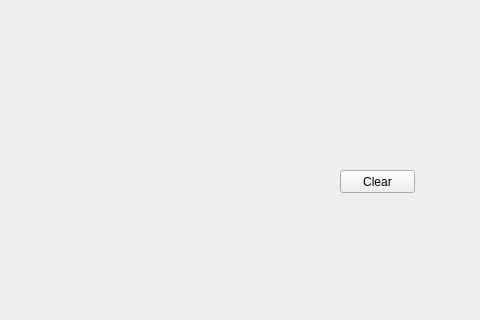
Before: the Qt Designer form mainwindow.ui in FedorBel/graph-plotter, drawn with Qt 5; both pictures show x 0 to 480 and y 280 to 600 of the 800 by 600 pixel window.
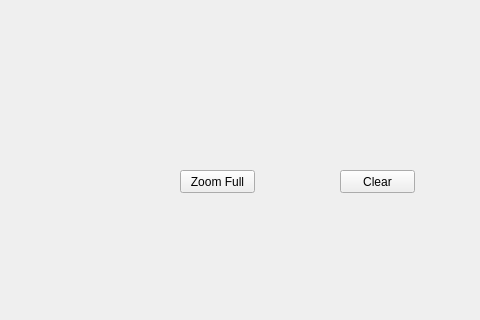
After: the same form once the commit is applied. Custom widgets are drawn as their Qt base class.

Commit message: added auto scaling

Diff of the .ui file:
```diff
--- a/mainwindow.ui
+++ b/mainwindow.ui
@@ -37,6 +37,19 @@
      <string>Clear</string>
     </property>
    </widget>
+   <widget class="QPushButton" name="btn_zoomFull">
+    <property name="geometry">
+     <rect>
+      <x>180</x>
+      <y>450</y>
+      <width>75</width>
+      <height>23</height>
+     </rect>
+    </property>
+    <property name="text">
+     <string>Zoom Full</string>
+    </property>
+   </widget>
   </widget>
   <widget class="QMenuBar" name="menubar">
    <property name="geometry">
```
The commit also changes 2 other files.
